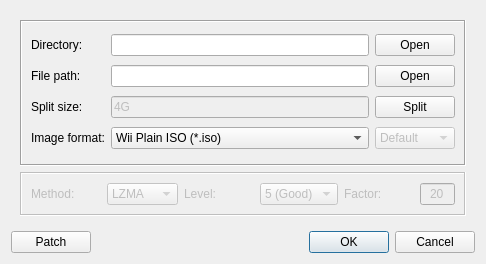
Qt form resources/ui/wiibafudialog.ui (evertonstz/wiibafu) before a commit.
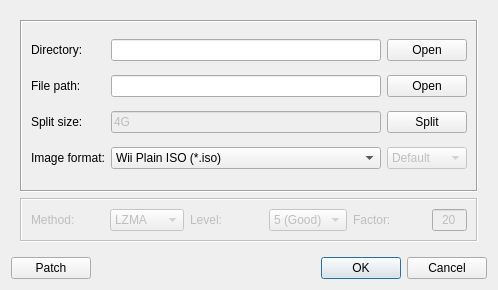
The same form after that commit. Icons and pictures are not drawn.

Commit message: Icon size to 16

What changed in the file:
```diff
--- a/resources/ui/wiibafudialog.ui
+++ b/resources/ui/wiibafudialog.ui
@@ -9,8 +9,8 @@
    <rect>
     <x>0</x>
     <y>0</y>
-    <width>460</width>
-    <height>264</height>
+    <width>498</width>
+    <height>290</height>
    </rect>
   </property>
   <property name="windowIcon">
@@ -69,6 +69,12 @@
              <iconset resource="../wiibafu.qrc">
               <normaloff>:/images/open.png</normaloff>:/images/open.png</iconset>
             </property>
+            <property name="iconSize">
+             <size>
+              <width>16</width>
+              <height>16</height>
+             </size>
+            </property>
            </widget>
           </item>
           <item row="1" column="0">
@@ -100,6 +106,12 @@
              <iconset resource="../wiibafu.qrc">
               <normaloff>:/images/openfile.png</normaloff>:/images/openfile.png</iconset>
             </property>
+            <property name="iconSize">
+             <size>
+              <width>16</width>
+              <height>16</height>
+             </size>
+            </property>
            </widget>
           </item>
           <item row="3" column="0">
@@ -206,6 +218,12 @@
              <iconset resource="../wiibafu.qrc">
               <normaloff>:/images/split.png</normaloff>:/images/split.png</iconset>
             </property>
+            <property name="iconSize">
+             <size>
+              <width>16</width>
+              <height>16</height>
+             </size>
+            </property>
             <property name="checkable">
              <bool>true</bool>
             </property>
```
Left out of the diff: 2 changed lines with no effect on the pictures. The commit also changes 4 other files.
